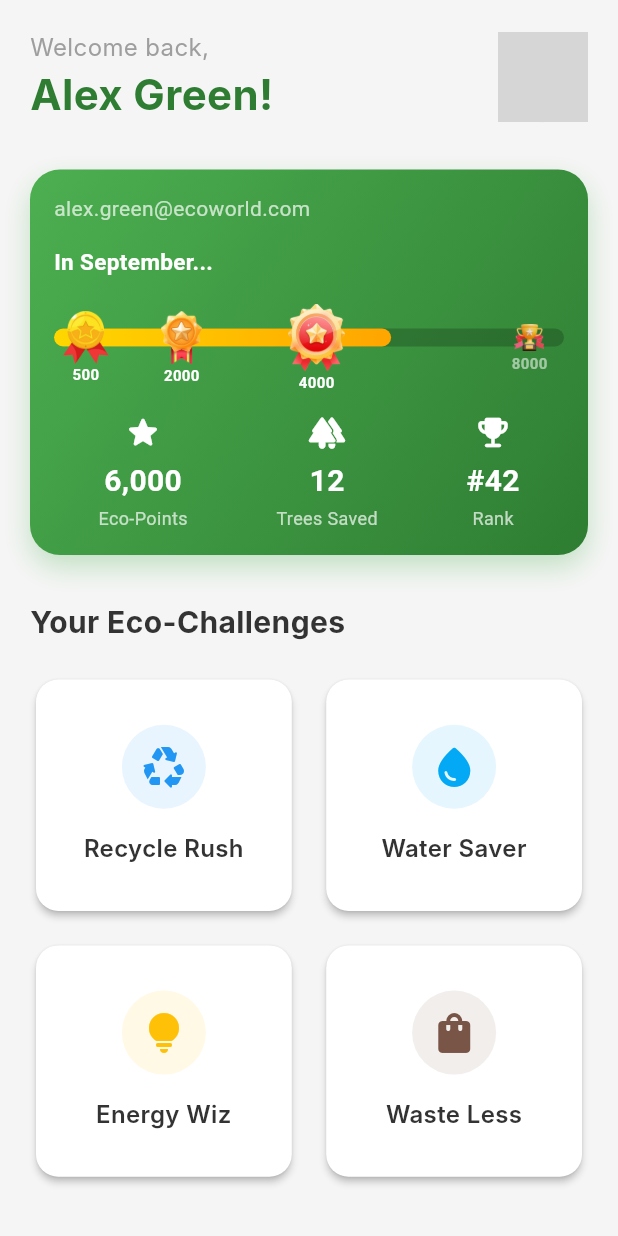
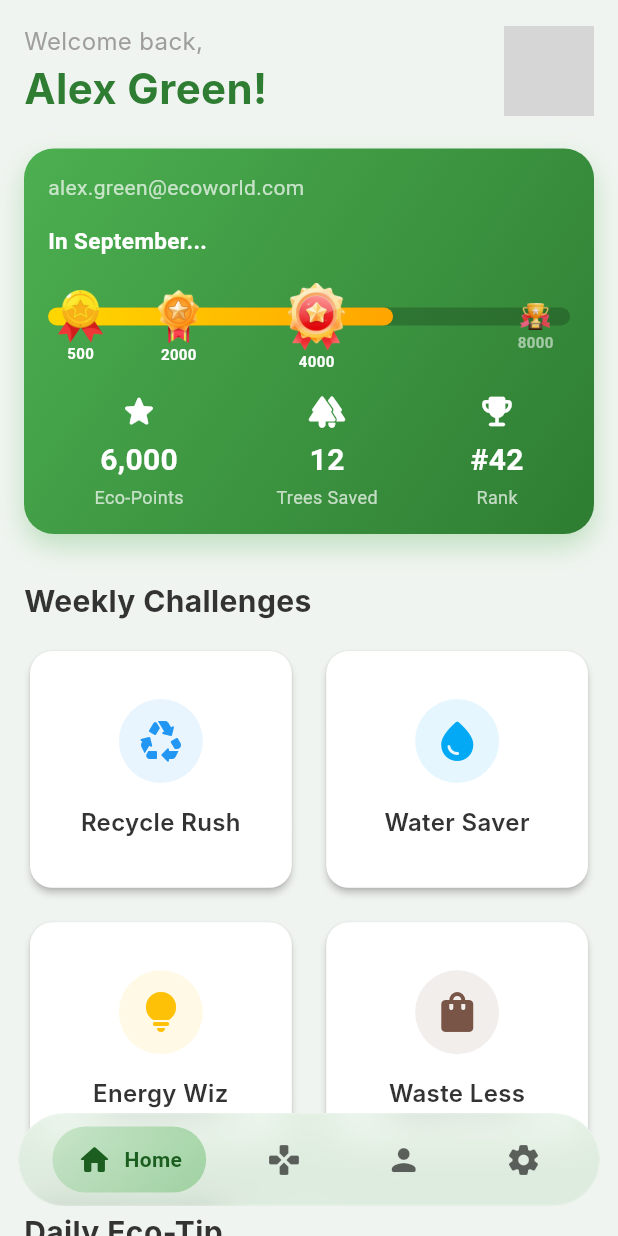
Before and after one commit to anshjast/siheco, a Flutter app: the EcoGamesHomePage screen opened by its route, on a phone screen of 412 x 824 dp. Run offline on Flutter 3.47's test engine with Material 3 defaults, Android fonts, the phone set to English and light mode, and no system bars; drawn by our look-alikes of liquid_pull_to_refresh; our stand-ins replace animate_do, vibration; network calls fail; Roboto replaces fonts that are missing (Inter, Poppins); grey boxes are pictures that could not be loaded.

Commit message:
home page redesign

```diff
--- a/lib/pages/home_page.dart
+++ b/lib/pages/home_page.dart
@@ -1,47 +1,87 @@
 import 'package:flutter/material.dart';
-import 'package:flutter/services.dart';
+import 'package:liquid_pull_to_refresh/liquid_pull_to_refresh.dart';
+
+import '../widgets/daily_tip_card.dart';
+import '../widgets/challenges_grid.dart';
 import '../widgets/header_section.dart';
+import '../widgets/section_title.dart';
 import '../widgets/user_profile_card.dart';
-import '../widgets/section_title.dart';
-import '../widgets/challenges_grid.dart';
-import '../widgets/daily_tip_card.dart';
+import '../widgets/floating_nav_bar.dart'; // Import the new nav bar
 
-class EcoGamesHomePage extends StatelessWidget {
+// The home page now manages the state for the selected navigation item.
+class EcoGamesHomePage extends StatefulWidget {
   const EcoGamesHomePage({super.key});
 
   @override
+  State<EcoGamesHomePage> createState() => _EcoGamesHomePageState();
+}
+
+class _EcoGamesHomePageState extends State<EcoGamesHomePage> {
+  var _contentKey = UniqueKey();
+  int _selectedIndex = 0; // State for the selected navigation item
+
+  Future<void> _handleRefresh() async {
+    await Future.delayed(const Duration(seconds: 2));
+    if (mounted) {
+      setState(() {
+        _contentKey = UniqueKey();
+      });
+    }
+  }
+
+  // Callback function to handle navigation bar item taps
+  void _onItemTapped(int index) {
+    setState(() {
+      _selectedIndex = index;
+    });
+    // TODO: Add navigation logic here based on the index
+  }
+
+  @override
   Widget build(BuildContext context) {
-    // Set the status bar style to match the app's theme
-    SystemChrome.setSystemUIOverlayStyle(SystemUiOverlayStyle.dark.copyWith(
-      statusBarColor: Colors.transparent,
-      statusBarIconBrightness: Brightness.dark,
-    ));
-
     return Scaffold(
-      backgroundColor: const Color(0xFFF5F5F5), // A light, earthy background
-      body: SafeArea(
+      backgroundColor: const Color(0xFFF0F4F0),
+      // The body is now a Stack to layer the content and the navigation bar.
+      body: Stack(
+        children: [
+          SafeArea(
+            child: LiquidPullToRefresh(
+              onRefresh: _handleRefresh,
+              color: const Color(0xFF2E7D32),
+              backgroundColor: Colors.white,
+              height: 100,
+              animSpeedFactor: 2.0,
+              showChildOpacityTransition: false,
               child: ListView(
-          padding: const EdgeInsets.symmetric(horizontal: 20.0),
+                key: _contentKey,
+                // Add padding to the bottom to prevent content from being hidden
+                // behind the navigation bar.
+                padding: const EdgeInsets.fromLTRB(16.0, 16.0, 16.0, 100.0),
                 children: const [
+                  HeaderSection(),
                   SizedBox(height: 20),
-            // -- Header Section --
-            HeaderSection(),
-            SizedBox(height: 30),
-            // -- User Profile Card --
                   UserProfileCard(),
                   SizedBox(height: 30),
-            // -- Eco Challenges Section --
-            SectionTitle(title: 'Your Eco-Challenges'),
-            SizedBox(height: 20),
+                  SectionTitle(title: 'Weekly Challenges'),
+                  SizedBox(height: 15),
                   ChallengesGrid(),
                   SizedBox(height: 30),
-            // -- Daily Tip Section --
-            SectionTitle(title: 'Fact of the Day'),
-            SizedBox(height: 20),
+                  SectionTitle(title: 'Daily Eco-Tip'),
+                  SizedBox(height: 15),
                   DailyTipCard(),
-            SizedBox(height: 40),
                 ],
               ),
+            ),
+          ),
+          // Position the floating navigation bar at the bottom of the screen.
+          Align(
+            alignment: Alignment.bottomCenter,
+            child: FloatingNavBar(
+              selectedIndex: _selectedIndex,
+              onItemTapped: _onItemTapped,
+            ),
+          ),
+        ],
       ),
     );
   }
--- /dev/null
+++ b/lib/widgets/floating_nav_bar.dart
@@ -0,0 +1,122 @@
+import 'package:flutter/material.dart';
+import 'dart:ui';
+
+// A reusable floating navigation bar with an expanding "pill" animation.
+class FloatingNavBar extends StatelessWidget {
+  final int selectedIndex;
+  final Function(int) onItemTapped;
+
+  const FloatingNavBar({
+    super.key,
+    required this.selectedIndex,
+    required this.onItemTapped,
+  });
+
+  // A helper list to define the navigation items
+  static const List<_NavBarItem> _items = [
+    _NavBarItem(icon: Icons.home_rounded, label: 'Home'),
+    _NavBarItem(icon: Icons.games_rounded, label: 'Games'),
+    _NavBarItem(icon: Icons.person_rounded, label: 'Profile'),
+    _NavBarItem(icon: Icons.settings_rounded, label: 'Settings'),
+  ];
+
+  @override
+  Widget build(BuildContext context) {
+    return Padding(
+      // Reduced horizontal padding to make the bar wider
+      padding: const EdgeInsets.symmetric(horizontal: 12.0, vertical: 20.0),
+      child: ClipRRect(
+        borderRadius: BorderRadius.circular(50.0), // Fully rounded ends
+        child: BackdropFilter(
+          filter: ImageFilter.blur(sigmaX: 15.0, sigmaY: 15.0),
+          child: Container(
+            padding: const EdgeInsets.symmetric(horizontal: 10, vertical: 8),
+            decoration: BoxDecoration(
+              // Added a mint-green tint to the background
+              color: Colors.green.withOpacity(0.1),
+              borderRadius: BorderRadius.circular(50.0),
+              border: Border.all(color: Colors.white.withOpacity(0.2)),
+            ),
+            child: Row(
+              // Distribute the items evenly across the wider bar
+              mainAxisAlignment: MainAxisAlignment.spaceAround,
+              children: List.generate(_items.length, (index) {
+                final item = _items[index];
+                final bool isSelected = selectedIndex == index;
+                return _buildNavItem(item.icon, item.label, index, isSelected);
+              }),
+            ),
+          ),
+        ),
+      ),
+    );
+  }
+
+  // Helper widget to build each individual navigation button.
+  Widget _buildNavItem(IconData icon, String label, int index, bool isSelected) {
+    return GestureDetector(
+      onTap: () => onItemTapped(index),
+      child: AnimatedContainer(
+        duration: const Duration(milliseconds: 350),
+        curve: Curves.easeInOut,
+        padding: const EdgeInsets.symmetric(horizontal: 16, vertical: 10),
+        // The decoration creates the "pill" shape that expands when selected.
+        decoration: BoxDecoration(
+          // Use a gradient for the selected item for a richer effect
+          gradient: isSelected
+              ? LinearGradient(
+            colors: [
+              Colors.green.shade200.withOpacity(0.5),
+              Colors.green.shade400.withOpacity(0.5)
+            ],
+            begin: Alignment.topLeft,
+            end: Alignment.bottomRight,
+          )
+              : null,
+          color: isSelected ? null : Colors.transparent,
+          borderRadius: BorderRadius.circular(30),
+        ),
+        child: Row(
+          children: [
+            Icon(
+              icon,
+              color: isSelected
+                  ? const Color(0xFF1B5E20) // Darker green for selected icon
+                  : Colors.black.withOpacity(0.6),
+              size: 24,
+            ),
+            // The AnimatedSize and ClipRect widgets create the smooth
+            // expanding and collapsing effect for the text label.
+            AnimatedSize(
+              duration: const Duration(milliseconds: 350),
+              curve: Curves.easeInOut,
+              child: ClipRect(
+                child: isSelected
+                    ? Padding(
+                  padding: const EdgeInsets.only(left: 8.0),
+                  child: Text(
+                    label,
+                    style: const TextStyle(
+                      color: Color(0xFF1B5E20), // Darker green for text
+                      fontWeight: FontWeight.bold,
+                      fontSize: 14,
+                    ),
+                  ),
+                )
+                    : const SizedBox.shrink(),
+              ),
+            ),
+          ],
+        ),
+      ),
+    );
+  }
+}
+
+// A simple data class for the navigation items
+class _NavBarItem {
+  final IconData icon;
+  final String label;
+
+  const _NavBarItem({required this.icon, required this.label});
+}
--- a/pubspec.yaml
+++ b/pubspec.yaml
@@ -31,6 +31,8 @@ dependencies:
   flutter:
     sdk: flutter
   vibration:
+  confetti:
+  liquid_pull_to_refresh:
 
   # The following adds the Cupertino Icons font to your application.
   # Use with the CupertinoIcons class for iOS style icons.
```
Also changed, not shown: pubspec.lock, 2 other files. Lines whose indentation alone changed are shown as unchanged.
